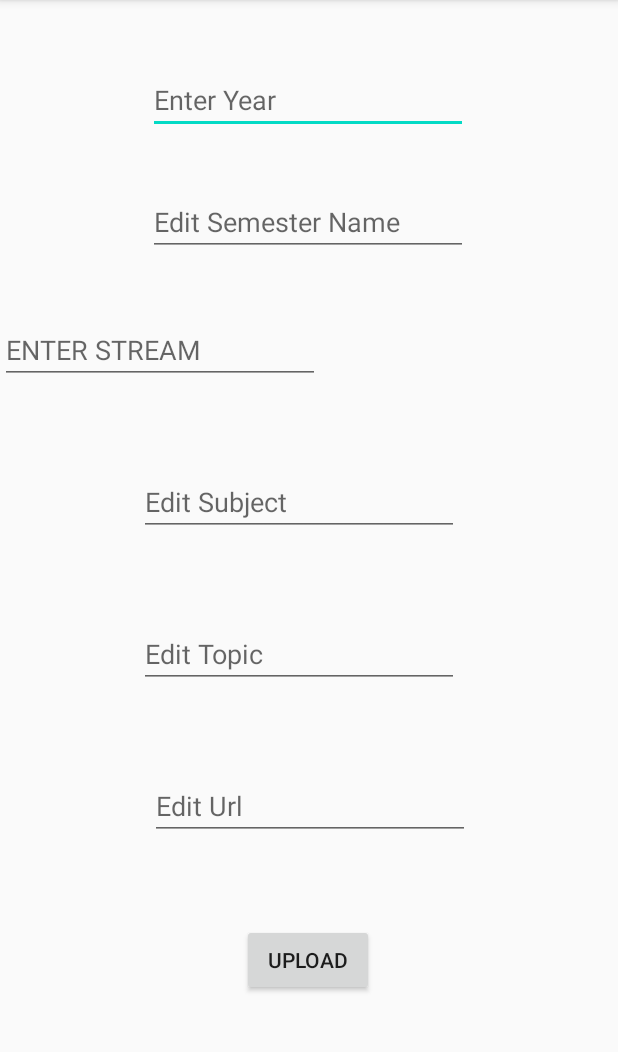
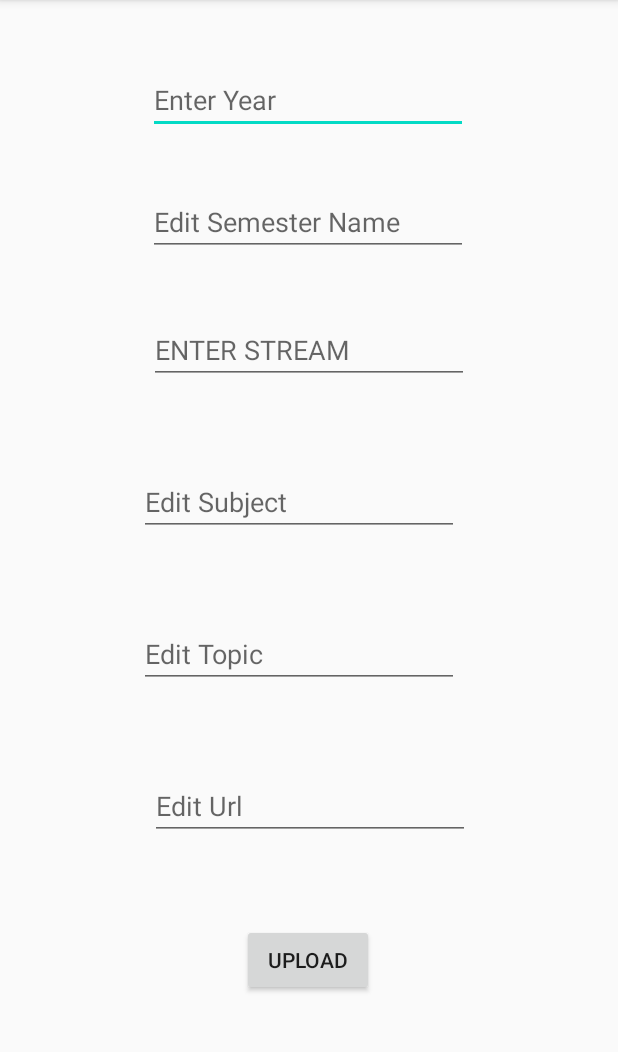
Before and after one commit to Abhinav1281/Noted, an Android app: the AdderPage screen opened directly, with no data from a screen before it, on a phone screen of 412 x 824 dp, the part 84-1136 px from its top. Run offline under Robolectric (Android 15) with nearby library versions, the phone set to English and light mode, and no system bars; libraries missing offline, so code that uses them is left out: com.parse.

Commit message:
Added online features for all year and streams

```diff
--- a/app/src/main/java/com/example/noted/StreamSelector.java
+++ b/app/src/main/java/com/example/noted/StreamSelector.java
@@ -54,7 +54,7 @@ public class StreamSelector extends AppCompatActivity implements AdapterView.OnI
                     for (ParseObject data : objects) {
                         stream.add(data.get("Stream").toString());
                     }
-                    Toast.makeText(StreamSelector.this, "STREAMS RETRIEVED", Toast.LENGTH_SHORT).show();
+                   // Toast.makeText(StreamSelector.this, "STREAMS RETRIEVED", Toast.LENGTH_SHORT).show();
                     AfterCreation();
 
                 } else
--- a/app/src/main/java/com/example/noted/TopicDisplayer.java
+++ b/app/src/main/java/com/example/noted/TopicDisplayer.java
@@ -47,7 +47,7 @@ public class TopicDisplayer extends AppCompatActivity implements AdapterView.OnI
                     for (ParseObject data : objects) {
                         Topics.add(data.get("Topic").toString());
                     }
-                    Toast.makeText(TopicDisplayer.this, "Topics RETRIEVED", Toast.LENGTH_SHORT).show();
+                    //Toast.makeText(TopicDisplayer.this, "Topics RETRIEVED", Toast.LENGTH_SHORT).show();
                     AfterCreation();
 
                 } else
@@ -92,7 +92,7 @@ public class TopicDisplayer extends AppCompatActivity implements AdapterView.OnI
         }
         else
         {
-            Toast.makeText(TopicDisplayer.this,"NO. OF TOPICS"+Topics.size(),Toast.LENGTH_SHORT).show();
+            //Toast.makeText(TopicDisplayer.this,"NO. OF TOPICS"+Topics.size(),Toast.LENGTH_SHORT).show();
             TopicsAdapter=new ArrayAdapter(TopicDisplayer.this,android.R.layout.simple_list_item_1,Topics){
                 @NonNull
                 @Override
--- a/app/src/main/java/com/example/noted/YearDisplay.java
+++ b/app/src/main/java/com/example/noted/YearDisplay.java
@@ -66,6 +66,7 @@ public class YearDisplay extends AppCompatActivity implements View.OnClickListen
             String year = "FIRST";
             Intent intent = new Intent(YearDisplay.this, SubjectDisplayer.class);
             intent.putExtra("YEAR", year);
+            intent.putExtra("SEMESTER","FIRST");
             startActivity(intent);
         }
         else {
--- a/app/src/main/res/layout/activity_adder_page.xml
+++ b/app/src/main/res/layout/activity_adder_page.xml
@@ -13,7 +13,7 @@
         android:layout_marginTop="44dp"
         android:ems="10"
         android:hint="Enter Year"
-        android:inputType="textPersonName"
+        android:inputType="textCapCharacters"
         android:textAllCaps="true"
         app:layout_constraintEnd_toEndOf="parent"
         app:layout_constraintHorizontal_bias="0.497"
@@ -26,9 +26,9 @@
         android:layout_height="wrap_content"
         android:layout_marginTop="36dp"
         android:ems="10"
+        android:hint="Edit Semester Name"
+        android:inputType="textCapCharacters"
         android:textAllCaps="true"
-        android:inputType="textPersonName"
-        android:hint="Edit Semester Name"
         app:layout_constraintEnd_toEndOf="parent"
         app:layout_constraintHorizontal_bias="0.497"
         app:layout_constraintStart_toStartOf="parent"
@@ -41,7 +41,7 @@
         android:layout_marginTop="56dp"
         android:ems="10"
         android:hint="Edit Subject"
-        android:inputType="textPersonName"
+        android:inputType="textCapCharacters"
         android:textAllCaps="true"
         app:layout_constraintEnd_toEndOf="parent"
         app:layout_constraintHorizontal_bias="0.467"
@@ -55,12 +55,24 @@
         android:layout_marginTop="56dp"
         android:ems="10"
         android:hint="Edit Topic"
-        android:inputType="textPersonName"
+        android:inputType="textCapCharacters"
         android:textAllCaps="true"
         app:layout_constraintEnd_toEndOf="parent"
         app:layout_constraintHorizontal_bias="0.467"
         app:layout_constraintStart_toStartOf="parent"
         app:layout_constraintTop_toBottomOf="@+id/editSubject" />
+
+    <EditText
+        android:id="@+id/editStream"
+        android:layout_width="wrap_content"
+        android:layout_height="wrap_content"
+        android:layout_marginTop="40dp"
+        android:ems="10"
+        android:hint="ENTER STREAM"
+        android:inputType="textCapCharacters"
+        app:layout_constraintEnd_toEndOf="parent"
+        app:layout_constraintStart_toStartOf="parent"
+        app:layout_constraintTop_toBottomOf="@+id/editSem" />
 
     <EditText
         android:id="@+id/editURL"
@@ -87,16 +99,5 @@
         app:layout_constraintStart_toStartOf="parent"
         app:layout_constraintTop_toBottomOf="@+id/editURL" />
 
-    <EditText
-        android:id="@+id/editStream"
-        android:layout_width="wrap_content"
-        android:layout_height="wrap_content"
-        android:layout_marginTop="40dp"
-        android:ems="10"
-        android:hint="ENTER STREAM"
-        android:inputType="textPersonName"
-        app:layout_constraintTop_toBottomOf="@+id/editSem"
-        tools:layout_editor_absoluteX="100dp" />
-
 
 </androidx.constraintlayout.widget.ConstraintLayout>
```
Also changed, not shown: app/src/main/java/com/example/noted/AdderPage.java (+14 -5 lines), app/src/main/java/com/example/noted/SubjectDisplayer.java (+2 -31 lines).
